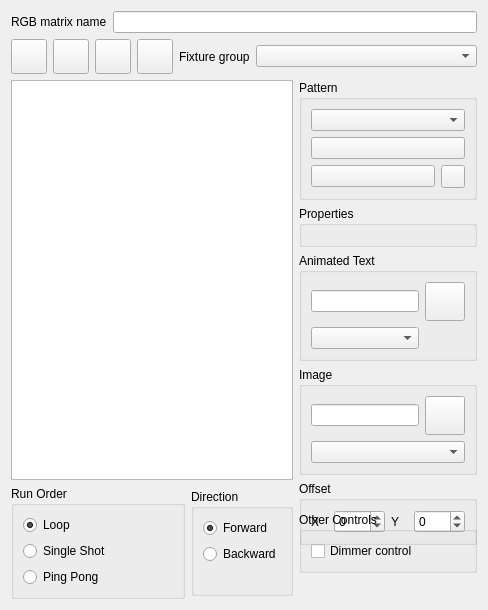
Above: ui/src/rgbmatrixeditor.ui from mcallegari/qlcplus before the change. Below: the same form after it.
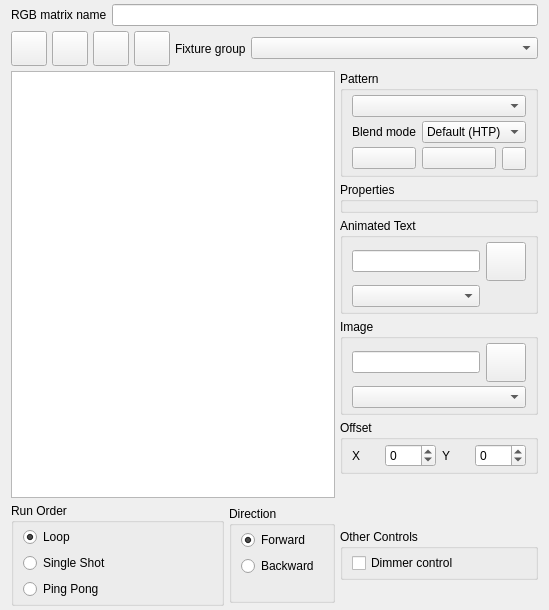
That is the form after the change. Icons and pictures are not drawn.

Commit message:
RGB Matrix: Introduced blending mode between matrices (see documentation)
This also avoids to lookup for a RGBMatrix FixtureGroup on every MasterTime tick
(normally it doesn't change while the function is running !)

Patch:
```diff
--- a/ui/src/rgbmatrixeditor.ui
+++ b/ui/src/rgbmatrixeditor.ui
@@ -6,7 +6,7 @@
    <rect>
     <x>0</x>
     <y>0</y>
-    <width>488</width>
+    <width>549</width>
     <height>610</height>
    </rect>
   </property>
@@ -14,6 +14,15 @@
    <string>RGB Matrix Editor</string>
   </property>
   <layout class="QGridLayout" name="gridLayout">
+   <property name="topMargin">
+    <number>4</number>
+   </property>
+   <property name="bottomMargin">
+    <number>4</number>
+   </property>
+   <property name="spacing">
+    <number>5</number>
+   </property>
    <item row="2" column="3" rowspan="2">
     <layout class="QVBoxLayout" name="verticalLayout_5">
      <item>
@@ -28,7 +37,16 @@
         <string>Pattern</string>
        </property>
        <layout class="QGridLayout" name="gridLayout_4">
-        <item row="2" column="0">
+        <property name="topMargin">
+         <number>4</number>
+        </property>
+        <property name="bottomMargin">
+         <number>4</number>
+        </property>
+        <property name="verticalSpacing">
+         <number>4</number>
+        </property>
+        <item row="3" column="1">
          <widget class="QPushButton" name="m_endColorButton">
           <property name="toolTip">
            <string>Matrix end colour</string>
@@ -38,13 +56,13 @@
           </property>
           <property name="iconSize">
            <size>
-            <width>100</width>
+            <width>50</width>
             <height>26</height>
            </size>
           </property>
          </widget>
         </item>
-        <item row="2" column="1">
+        <item row="3" column="2">
          <widget class="QToolButton" name="m_resetEndColorButton">
           <property name="toolTip">
            <string>Reset end colour</string>
@@ -55,26 +73,57 @@
           </property>
          </widget>
         </item>
-        <item row="1" column="0" colspan="2">
-         <widget class="QPushButton" name="m_startColorButton">
-          <property name="toolTip">
-           <string>Matrix start colour</string>
-          </property>
-          <property name="iconSize">
-           <size>
-            <width>100</width>
-            <height>26</height>
-           </size>
-          </property>
-         </widget>
-        </item>
-        <item row="0" column="0" colspan="2">
+        <item row="0" column="0" colspan="3">
          <widget class="QComboBox" name="m_patternCombo">
           <property name="toolTip">
            <string>The RGB matrix pattern</string>
           </property>
          </widget>
         </item>
+        <item row="3" column="0">
+         <widget class="QPushButton" name="m_startColorButton">
+          <property name="toolTip">
+           <string>Matrix start color</string>
+          </property>
+          <property name="iconSize">
+           <size>
+            <width>50</width>
+            <height>26</height>
+           </size>
+          </property>
+         </widget>
+        </item>
+        <item row="2" column="0">
+         <widget class="QLabel" name="m_blendModeLabel">
+          <property name="text">
+           <string>Blend mode</string>
+          </property>
+         </widget>
+        </item>
+        <item row="2" column="1" colspan="2">
+         <widget class="QComboBox" name="m_blendModeCombo">
+          <item>
+           <property name="text">
+            <string>Default (HTP)</string>
+           </property>
+          </item>
+          <item>
+           <property name="text">
+            <string>Mask</string>
+           </property>
+          </item>
+          <item>
+           <property name="text">
+            <string>Additive</string>
+           </property>
+          </item>
+          <item>
+           <property name="text">
+            <string>Subtractive</string>
+           </property>
+          </item>
+         </widget>
+        </item>
        </layout>
       </widget>
      </item>
@@ -84,6 +133,15 @@
         <string>Properties</string>
        </property>
        <layout class="QGridLayout" name="gridLayout_5">
+        <property name="topMargin">
+         <number>4</number>
+        </property>
+        <property name="bottomMargin">
+         <number>4</number>
+        </property>
+        <property name="verticalSpacing">
+         <number>4</number>
+        </property>
         <item row="0" column="0">
          <layout class="QGridLayout" name="m_propertiesLayout"/>
         </item>
@@ -96,6 +154,15 @@
         <string>Animated Text</string>
        </property>
        <layout class="QGridLayout" name="gridLayout_3">
+        <property name="topMargin">
+         <number>4</number>
+        </property>
+        <property name="bottomMargin">
+         <number>4</number>
+        </property>
+        <property name="verticalSpacing">
+         <number>4</number>
+        </property>
         <item row="0" column="0">
          <widget class="QLineEdit" name="m_textEdit">
           <property name="sizePolicy">
@@ -145,6 +212,15 @@
         <string>Image</string>
        </property>
        <layout class="QGridLayout" name="gridLayout_2">
+        <property name="topMargin">
+         <number>4</number>
+        </property>
+        <property name="bottomMargin">
+         <number>4</number>
+        </property>
+        <property name="verticalSpacing">
+         <number>4</number>
+        </property>
         <item row="0" column="0">
          <widget class="QLineEdit" name="m_imageEdit">
           <property name="sizePolicy">
@@ -184,6 +260,12 @@
         <string>Offset</string>
        </property>
        <layout class="QHBoxLayout" name="horizontalLayout">
+        <property name="topMargin">
+         <number>4</number>
+        </property>
+        <property name="bottomMargin">
+         <number>4</number>
+        </property>
         <item>
          <widget class="QLabel" name="m_xOffsetLabel">
           <property name="text">
@@ -260,6 +342,12 @@
       <string>Other Controls</string>
      </property>
      <layout class="QVBoxLayout" name="verticalLayout_4">
+      <property name="topMargin">
+       <number>4</number>
+      </property>
+      <property name="bottomMargin">
+       <number>4</number>
+      </property>
       <item>
        <widget class="QCheckBox" name="m_dimmerControlCb">
         <property name="toolTip">
@@ -285,6 +373,12 @@
       <string>Direction</string>
      </property>
      <layout class="QVBoxLayout" name="verticalLayout_3">
+      <property name="topMargin">
+       <number>4</number>
+      </property>
+      <property name="bottomMargin">
+       <number>4</number>
+      </property>
       <item>
        <widget class="QRadioButton" name="m_forward">
         <property name="toolTip">
@@ -339,6 +433,12 @@
       <string>Run Order</string>
      </property>
      <layout class="QVBoxLayout" name="verticalLayout_2">
+      <property name="topMargin">
+       <number>4</number>
+      </property>
+      <property name="bottomMargin">
+       <number>4</number>
+      </property>
       <item>
        <widget class="QRadioButton" name="m_loop">
         <property name="toolTip">
```
Left out of the diff: 4 changed lines with no effect on the pictures. The commit also changes 13 other files.
